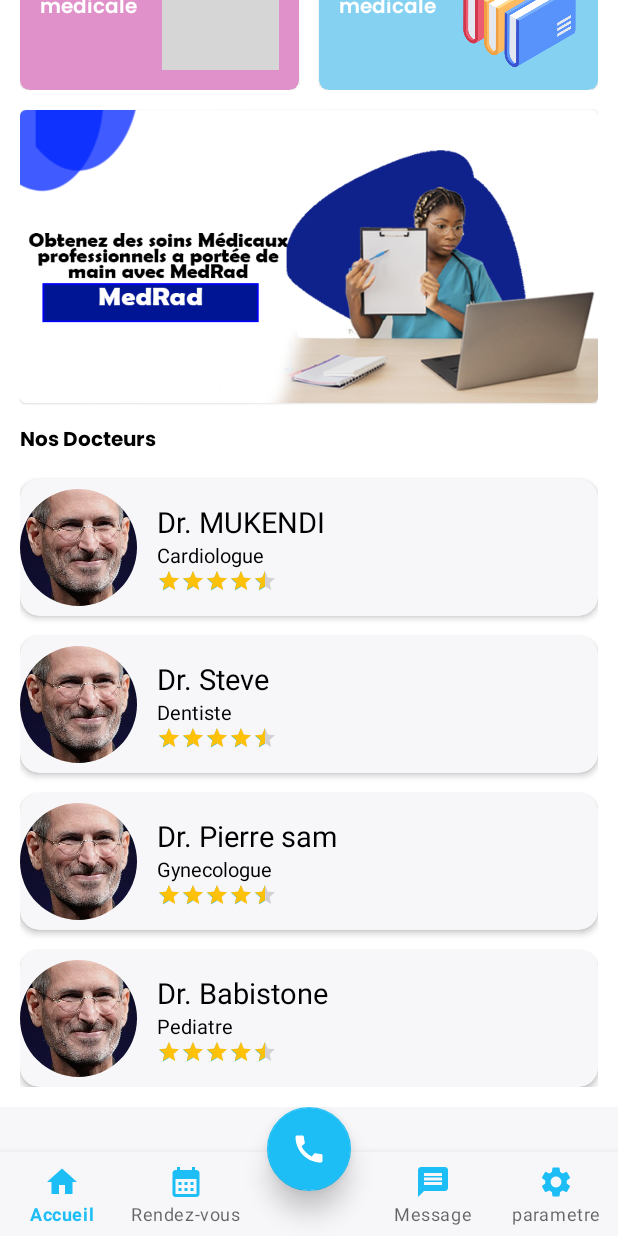
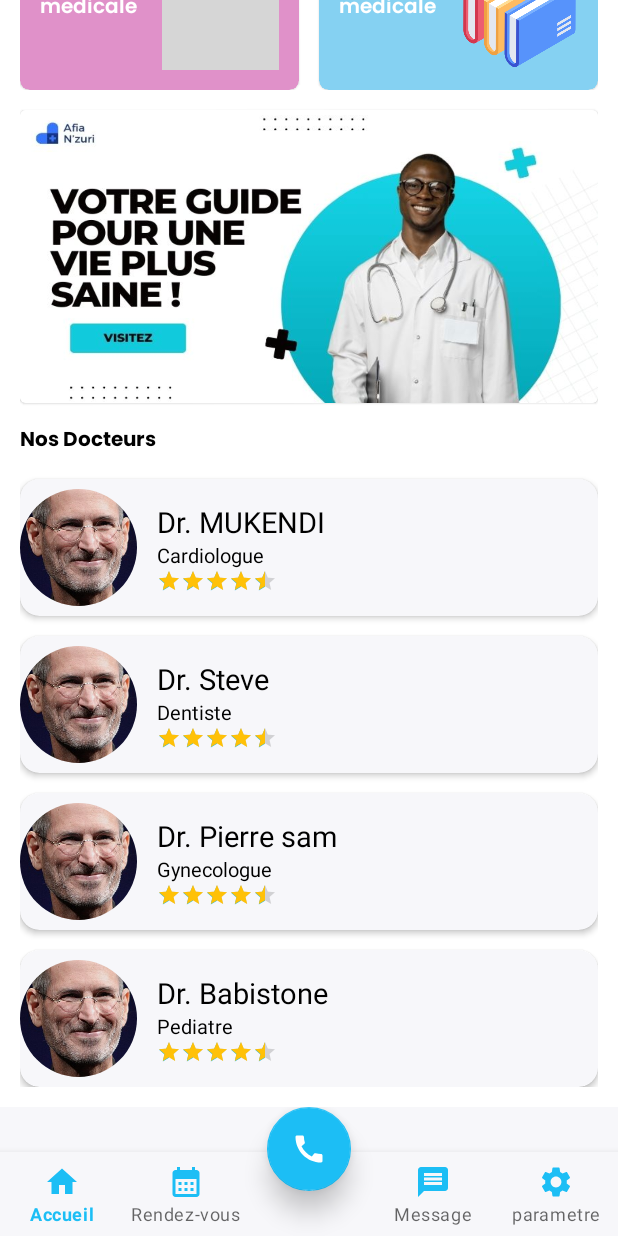
Before and after one commit to BabiMumba/Afya-Nzuri, an Android app: the screen it shows after launch (MainActivity), scrolled down 622 dp, on a phone screen of 412 x 824 dp. Run offline under Robolectric (Android 15) with nearby library versions, the phone set to English and light mode, and no system bars; our stand-ins replace CircleImageView, sdp/ssp sizes; pictures from the network do not load; grey boxes are pictures that could not be loaded.

Commit message:
ajouter des banniere

```diff
--- a/app/src/main/res/layout/fragment_home.xml
+++ b/app/src/main/res/layout/fragment_home.xml
@@ -248,7 +248,7 @@
                     <ImageView
                         android:layout_width="match_parent"
                         android:layout_height="match_parent"
-                        android:src="@drawable/ban2"
+                        android:src="@drawable/ban1"
                         android:scaleType="fitXY"
                         />
                     <TextView
```
Also changed, not shown: app/src/main/res/drawable/ban1.jpg (added), app/src/main/res/drawable/ban2.jpg (added), app/src/main/res/drawable/ban2.png (deleted).
